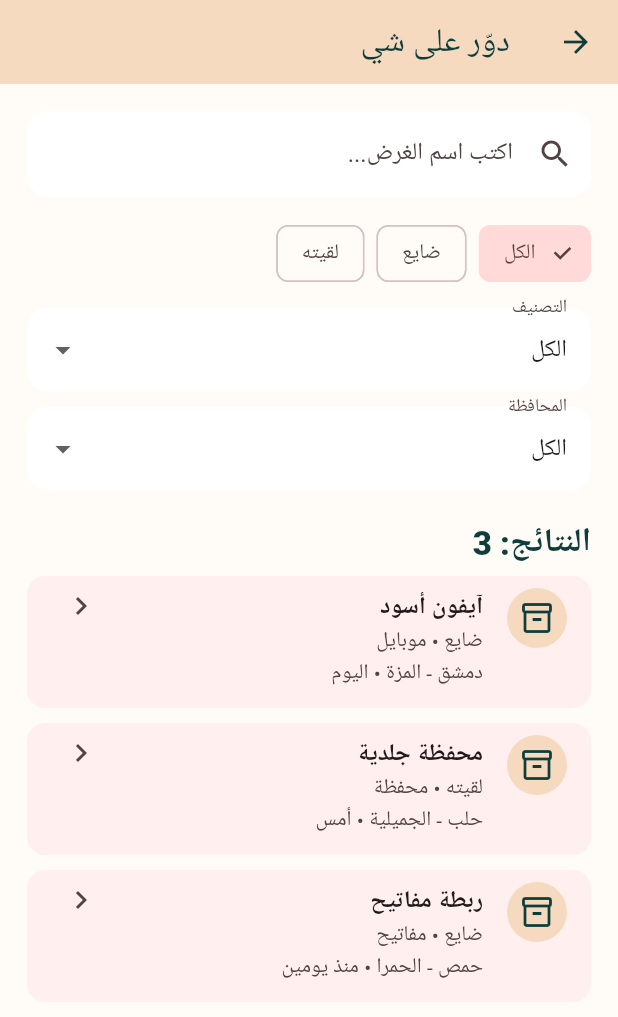
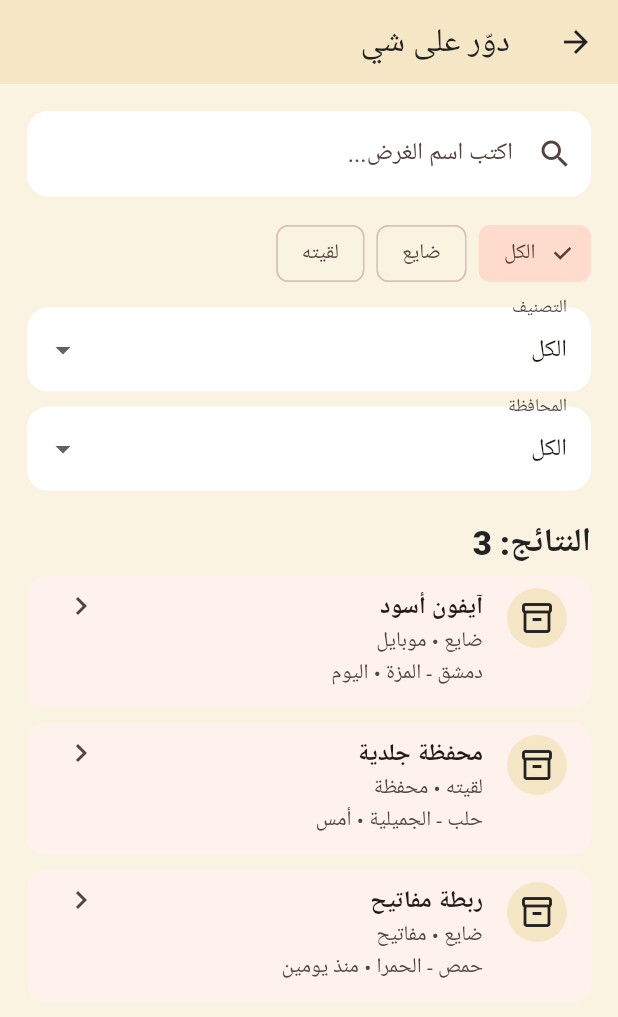
Before and after one commit to 7mud2007a/Wenha, a Flutter app: the screen it shows after launch, after a tap on "دوّر على شي", on a phone screen of 412 x 824 dp. Shown: the top 1017 px of the screen. Run offline on Flutter 3.47's test engine with Material 3 defaults, Android fonts, the phone set to English and light mode, and no system bars; Roboto replaces fonts that are missing (sans).

Commit message:
style: update site palette to Sustainable Linen

```diff
--- a/lib/main.dart
+++ b/lib/main.dart
@@ -9,9 +9,9 @@ void main() {
 class WenhaApp extends StatelessWidget {
   const WenhaApp({super.key});
 
-  static const burgundy = Color(0xFF6C151E);
-  static const green = Color(0xFF0F3D3A);
-  static const beige = Color(0xFFF5DABF);
+  static const burgundy = Color(0xFFFF6D1F);
+  static const green = Color(0xFF222222);
+  static const beige = Color(0xFFF5E7C6);
 
   @override
   Widget build(BuildContext context) {
@@ -20,12 +20,12 @@ class WenhaApp extends StatelessWidget {
       debugShowCheckedModeBanner: false,
       theme: ThemeData(
         useMaterial3: true,
-        scaffoldBackgroundColor: const Color(0xFFFFFCF8),
+        scaffoldBackgroundColor: const Color(0xFFFAF3E1),
         colorScheme: ColorScheme.fromSeed(
           seedColor: burgundy,
           primary: burgundy,
           secondary: green,
-          surface: const Color(0xFFFFFCF8),
+          surface: const Color(0xFFFAF3E1),
         ),
         fontFamily: 'sans',
       ),
@@ -282,7 +282,7 @@ class _HomeScreenState extends State<HomeScreen> {
             if (_showNetworkLoader)
               Positioned.fill(
                 child: Container(
-                  color: const Color(0xFFFFFCF8).withOpacity(.92),
+                  color: const Color(0xFFFAF3E1).withOpacity(.92),
                   child: const WenhaNetworkLoader(message: 'عم نحاول نتصل...'),
                 ),
               ),
@@ -360,7 +360,7 @@ class _EmptyReports extends StatelessWidget {
     return Container(
       padding: const EdgeInsets.all(24),
       decoration: BoxDecoration(
-        color: const Color(0xFFF5F0EA),
+        color: const Color(0xFFF5E7C6),
         borderRadius: BorderRadius.circular(18),
       ),
       child: const Column(
```
